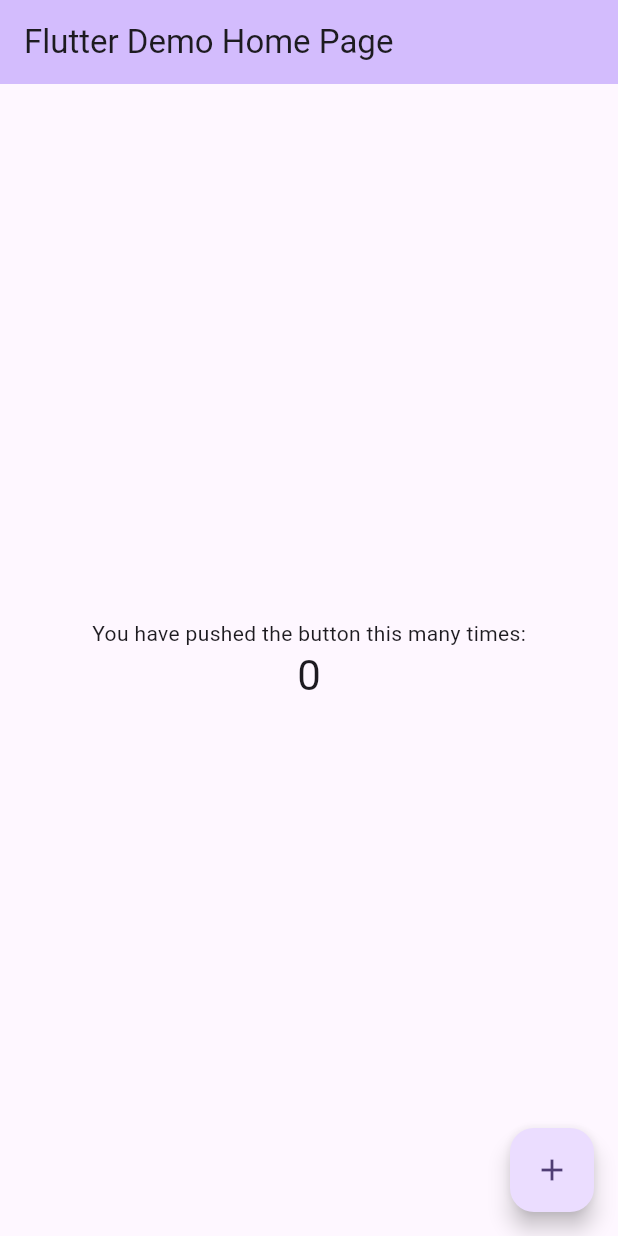
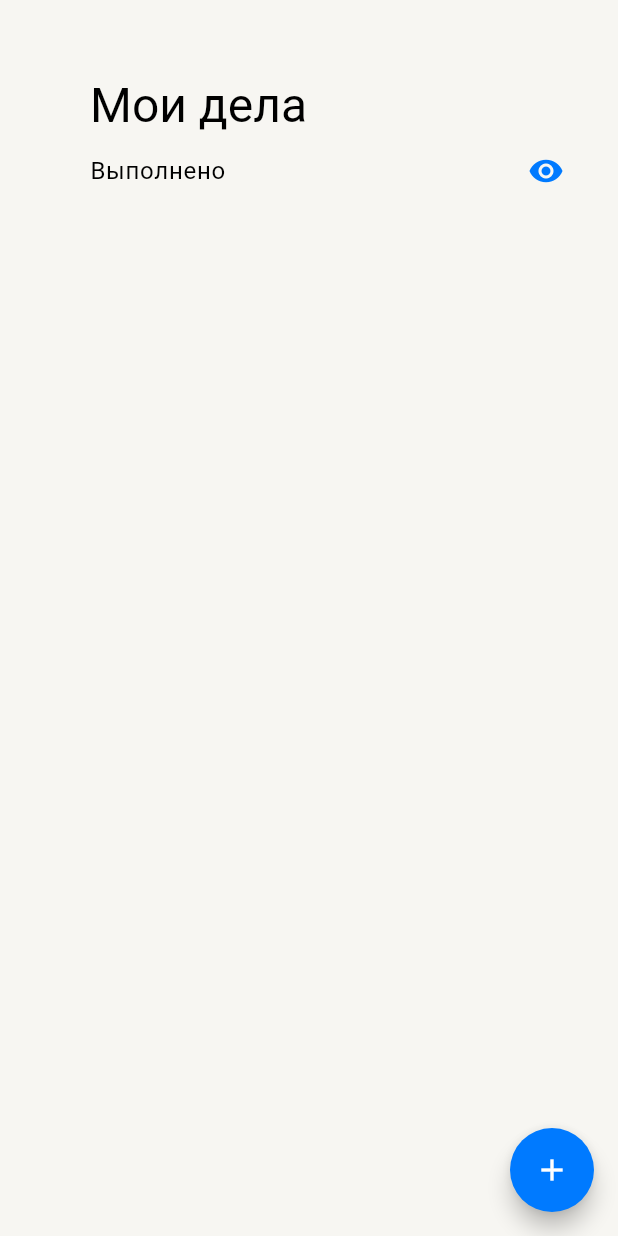
Before and after one commit to truefalsemary/Flutter-todo-app, a Flutter app: the screen it shows after launch, on a phone screen of 412 x 824 dp. Run offline on Flutter 3.47's test engine with Material 3 defaults, Android fonts, the phone set to English and light mode, and no system bars.

Commit message:
feat: add title to main screen

```diff
--- a/lib/main.dart
+++ b/lib/main.dart
@@ -1,4 +1,6 @@
 import 'package:flutter/material.dart';
+import 'package:flutter_localizations/flutter_localizations.dart';
+import 'package:flutter_todo_app/main_screen.dart';
 
 void main() {
   runApp(const MyApp());
@@ -11,115 +13,35 @@ class MyApp extends StatelessWidget {
   @override
   Widget build(BuildContext context) {
     return MaterialApp(
+      localizationsDelegates: const [GlobalMaterialLocalizations.delegate],
+      supportedLocales: const [
+        Locale('ru'),
+        Locale('en'),
+      ],
       title: 'Flutter Demo',
       theme: ThemeData(
-        // This is the theme of your application.
-        //
-        // TRY THIS: Try running your application with "flutter run". You'll see
-        // the application has a purple toolbar. Then, without quitting the app,
-        // try changing the seedColor in the colorScheme below to Colors.green
-        // and then invoke "hot reload" (save your changes or press the "hot
-        // reload" button in a Flutter-supported IDE, or press "r" if you used
-        // the command line to start the app).
-        //
-        // Notice that the counter didn't reset back to zero; the application
-        // state is not lost during the reload. To reset the state, use hot
-        // restart instead.
-        //
-        // This works for code too, not just values: Most code changes can be
-        // tested with just a hot reload.
-        colorScheme: ColorScheme.fromSeed(seedColor: Colors.deepPurple),
+        colorScheme: const ColorScheme(
+          brightness: Brightness.light,
+          primary: Color(0xFFF7F6F2),
+          onPrimary: Color(0xFF000000),
+          // secondary: Color(0xFFFFFFFF),
+          // onSecondary: Color(0x99000000),
+          secondary: Color(0xFF007AFF),
+          onSecondary: Color(0xFFFFFFFF),
+          tertiary: Color(0x4D000000),
+          error: Color(0xFFFF3B30),
+          onError: Color(0xFFFFFFFF),
+          surface: Color(0xFFF7F6F2),
+          onSurface: Color(0xFF000000),
+        ),
+        floatingActionButtonTheme: const FloatingActionButtonThemeData(
+          backgroundColor: Color(0xFF007AFF),
+          foregroundColor: Color(0xFFFFFFFF),
+          shape: CircleBorder(),
+        ),
         useMaterial3: true,
       ),
-      home: const MyHomePage(title: 'Flutter Demo Home Page'),
+      home: const MainScreen(),
     );
   }
 }
-
-class MyHomePage extends StatefulWidget {
-  const MyHomePage({super.key, required this.title});
-
-  // This widget is the home page of your application. It is stateful, meaning
-  // that it has a State object (defined below) that contains fields that affect
-  // how it looks.
-
-  // This class is the configuration for the state. It holds the values (in this
-  // case the title) provided by the parent (in this case the App widget) and
-  // used by the build method of the State. Fields in a Widget subclass are
-  // always marked "final".
-
-  final String title;
-
-  @override
-  State<MyHomePage> createState() => _MyHomePageState();
-}
-
-class _MyHomePageState extends State<MyHomePage> {
-  int _counter = 0;
-
-  void _incrementCounter() {
-    setState(() {
-      // This call to setState tells the Flutter framework that something has
-      // changed in this State, which causes it to rerun the build method below
-      // so that the display can reflect the updated values. If we changed
-      // _counter without calling setState(), then the build method would not be
-      // called again, and so nothing would appear to happen.
-      _counter++;
-    });
-  }
-
-  @override
-  Widget build(BuildContext context) {
-    // This method is rerun every time setState is called, for instance as done
-    // by the _incrementCounter method above.
-    //
-    // The Flutter framework has been optimized to make rerunning build methods
-    // fast, so that you can just rebuild anything that needs updating rather
-    // than having to individually change instances of widgets.
-    return Scaffold(
-      appBar: AppBar(
-        // TRY THIS: Try changing the color here to a specific color (to
-        // Colors.amber, perhaps?) and trigger a hot reload to see the AppBar
-        // change color while the other colors stay the same.
-        backgroundColor: Theme.of(context).colorScheme.inversePrimary,
-        // Here we take the value from the MyHomePage object that was created by
-        // the App.build method, and use it to set our appbar title.
-        title: Text(widget.title),
-      ),
-      body: Center(
-        // Center is a layout widget. It takes a single child and positions it
-        // in the middle of the parent.
-        child: Column(
-          // Column is also a layout widget. It takes a list of children and
-          // arranges them vertically. By default, it sizes itself to fit its
-          // children horizontally, and tries to be as tall as its parent.
-          //
-          // Column has various properties to control how it sizes itself and
-          // how it positions its children. Here we use mainAxisAlignment to
-          // center the children vertically; the main axis here is the vertical
-          // axis because Columns are vertical (the cross axis would be
-          // horizontal).
-          //
-          // TRY THIS: Invoke "debug painting" (choose the "Toggle Debug Paint"
-          // action in the IDE, or press "p" in the console), to see the
-          // wireframe for each widget.
-          mainAxisAlignment: MainAxisAlignment.center,
-          children: <Widget>[
-            const Text(
-              'You have pushed the button this many times:',
-            ),
-            Text(
-              '$_counter',
-              style: Theme.of(context).textTheme.headlineMedium,
-            ),
-          ],
-        ),
-      ),
-      floatingActionButton: FloatingActionButton(
-        onPressed: _incrementCounter,
-        tooltip: 'Increment',
-        child: const Icon(Icons.add),
-      ), // This trailing comma makes auto-formatting nicer for build methods.
-    );
-  }
-}
--- /dev/null
+++ b/lib/main_screen.dart
@@ -0,0 +1,65 @@
+import 'package:flutter/material.dart';
+
+class MainScreen extends StatelessWidget {
+  const MainScreen({super.key});
+
+  @override
+  Widget build(BuildContext context) {
+    return Scaffold(
+      body: const Column(
+        children: [
+          const TitleWidget(),
+        ],
+      ),
+      floatingActionButton: FloatingActionButton(
+        onPressed: () => (),
+        child: const Icon(Icons.add),
+      ),
+    );
+  }
+}
+
+class TitleWidget extends StatelessWidget {
+  const TitleWidget({super.key});
+
+  @override
+  Widget build(BuildContext context) {
+    return Padding(
+      padding: const EdgeInsets.only(left: 60, top: 50, right: 24),
+      child: Column(
+        crossAxisAlignment: CrossAxisAlignment.start,
+        children: [
+          Text(
+            'Мои дела',
+            style: Theme.of(context).textTheme.headlineLarge,
+          ),
+          Row(
+            mainAxisAlignment: MainAxisAlignment.spaceBetween,
+            children: [
+              Text(
+                'Выполнено',
+                style: Theme.of(context).textTheme.bodyLarge,
+              ),
+              IconButton(
+                onPressed: () => (),
+                icon: Icon(
+                  Icons.remove_red_eye,
+                  color: Theme.of(context).colorScheme.secondary,
+                ),
+              ),
+            ],
+          )
+        ],
+      ),
+    );
+  }
+}
+
+// class TaskListWidget extends StatelessWidget {
+//   const TaskListWidget({super.key});
+//
+//   @override
+//   Widget build(BuildContext context) {
+//     return const ListView.builder(itemBuilder: itemBuilder);
+//   }
+// }
```
Also changed, not shown: pubspec.yaml (+2 -38 lines), pubspec.lock.
